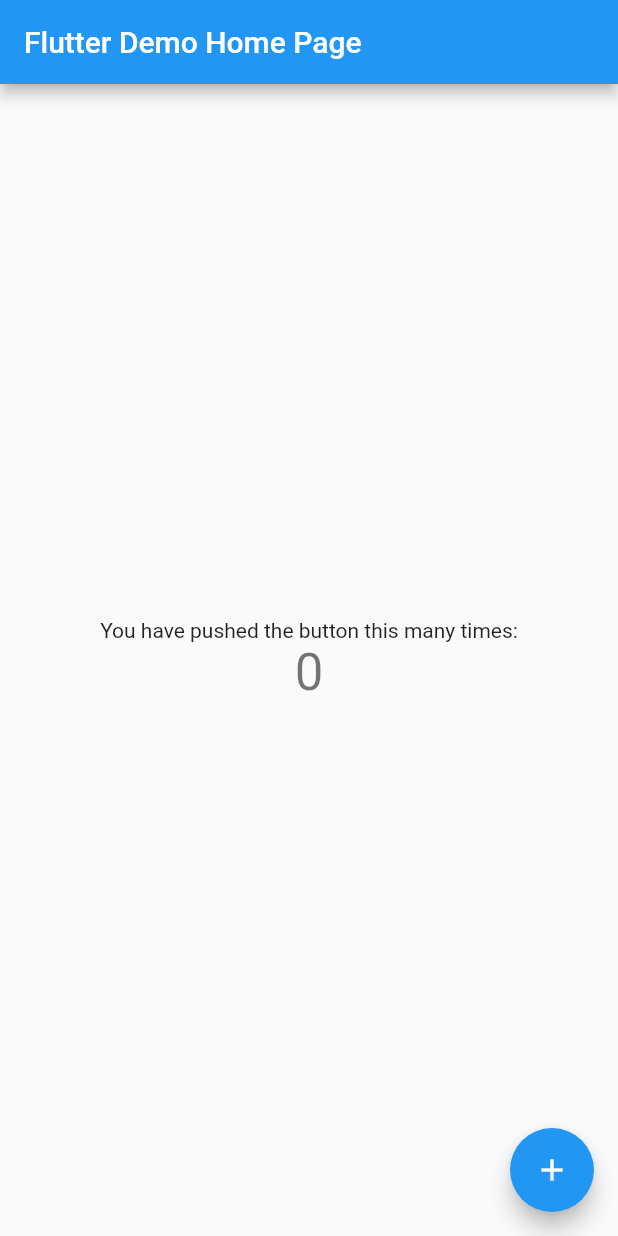
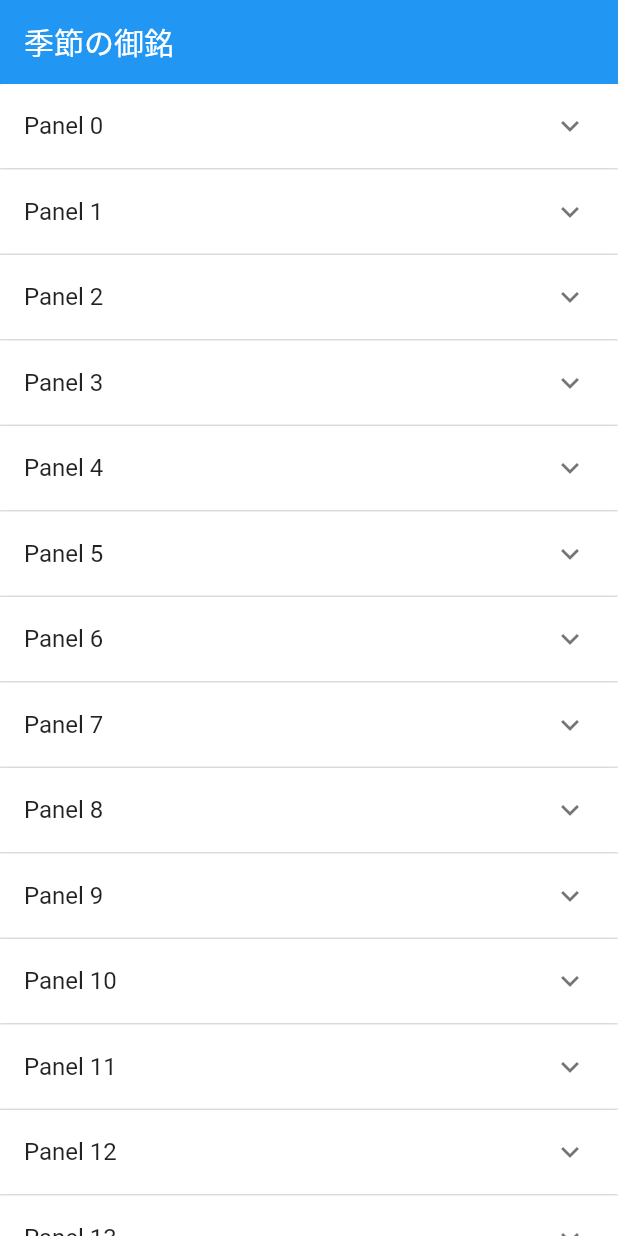
Before and after one commit to hmbl7graze/seasonal_inscription, a Flutter app: the screen it shows after launch, on a phone screen of 412 x 824 dp. Run offline on Flutter 3.47's test engine with Material 2 defaults, Android fonts, the phone set to English and light mode, and no system bars.

Commit message:
・下に移動したときにヘッダーが隠れるようにした。 ・リストを展開できるようにした。

```diff
--- a/lib/main.dart
+++ b/lib/main.dart
@@ -1,113 +1,96 @@
 import 'package:flutter/material.dart';
 
-void main() {
-  runApp(MyApp());
-}
+void main() => runApp(MyApp());
 
 class MyApp extends StatelessWidget {
-  // This widget is the root of your application.
   @override
   Widget build(BuildContext context) {
     return MaterialApp(
-      title: 'Flutter Demo',
-      theme: ThemeData(
-        // This is the theme of your application.
-        //
-        // Try running your application with "flutter run". You'll see the
-        // application has a blue toolbar. Then, without quitting the app, try
-        // changing the primarySwatch below to Colors.green and then invoke
-        // "hot reload" (press "r" in the console where you ran "flutter run",
-        // or simply save your changes to "hot reload" in a Flutter IDE).
-        // Notice that the counter didn't reset back to zero; the application
-        // is not restarted.
-        primarySwatch: Colors.blue,
+      home: Scaffold(
+        body: CustomScrollView(
+          slivers: <Widget>[
+            const SliverAppBar(
+              floating: true,
+              title: Text('季節の御銘'),
+            ),
+            SliverList(
+              delegate: SliverChildBuilderDelegate(
+                    (BuildContext context, int index) {
+                  return const ExpansionStatefulWidget();
+                },
+                childCount: 1,
+                semanticIndexOffset: 2,
+              ),
+            ),
+          ],
+        ),
       ),
-      home: const MyHomePage(title: 'Flutter Demo Home Page'),
     );
   }
 }
 
-class MyHomePage extends StatefulWidget {
-  const MyHomePage({Key key, this.title}) : super(key: key);
+// stores ExpansionPanel state information
+class Item {
+  Item({
+    this.expandedValue,
+    this.headerValue,
+    this.isExpanded = false,
+  });
 
-  // This widget is the home page of your application. It is stateful, meaning
-  // that it has a State object (defined below) that contains fields that affect
-  // how it looks.
+  String expandedValue;
+  String headerValue;
+  bool isExpanded;
+}
 
-  // This class is the configuration for the state. It holds the values (in this
-  // case the title) provided by the parent (in this case the App widget) and
-  // used by the build method of the State. Fields in a Widget subclass are
-  // always marked "final".
+List<Item> generateItems(int numberOfItems) {
+  return List<Item>.generate(numberOfItems, (int index) {
+    return Item(
+      headerValue: 'Panel $index',
+      expandedValue: 'This is item number $index',
+    );
+  });
+}
 
-  final String title;
+class ExpansionStatefulWidget extends StatefulWidget {
+  const ExpansionStatefulWidget({Key key}) : super(key: key);
 
   @override
-  _MyHomePageState createState() => _MyHomePageState();
+  _ExpansionStatefulWidgetState createState()
+   => _ExpansionStatefulWidgetState();
 }
 
-class _MyHomePageState extends State<MyHomePage> {
-  int _counter = 0;
-
-  void _incrementCounter() {
-    setState(() {
-      // This call to setState tells the Flutter framework that something has
-      // changed in this State, which causes it to rerun the build method below
-      // so that the display can reflect the updated values. If we changed
-      // _counter without calling setState(), then the build method would not be
-      // called again, and so nothing would appear to happen.
-      _counter++;
-    });
-  }
+class _ExpansionStatefulWidgetState extends State<ExpansionStatefulWidget> {
+  final List<Item> _data = generateItems(50);
 
   @override
   Widget build(BuildContext context) {
-    // This method is rerun every time setState is called, for instance as done
-    // by the _incrementCounter method above.
-    //
-    // The Flutter framework has been optimized to make rerunning build methods
-    // fast, so that you can just rebuild anything that needs updating rather
-    // than having to individually change instances of widgets.
-    return Scaffold(
-      appBar: AppBar(
-        // Here we take the value from the MyHomePage object that was created by
-        // the App.build method, and use it to set our appbar title.
-        title: Text(widget.title),
+    return SingleChildScrollView(
+      child: Container(
+        child: _buildPanel(),
       ),
-      body: Center(
-        // Center is a layout widget. It takes a single child and positions it
-        // in the middle of the parent.
-        child: Column(
-          // Column is also a layout widget. It takes a list of children and
-          // arranges them vertically. By default, it sizes itself to fit its
-          // children horizontally, and tries to be as tall as its parent.
-          //
-          // Invoke "debug painting" (press "p" in the console, choose the
-          // "Toggle Debug Paint" action from the Flutter Inspector in Android
-          // Studio, or the "Toggle Debug Paint" command in Visual Studio Code)
-          // to see the wireframe for each widget.
-          //
-          // Column has various properties to control how it sizes itself and
-          // how it positions its children. Here we use mainAxisAlignment to
-          // center the children vertically; the main axis here is the vertical
-          // axis because Columns are vertical (the cross axis would be
-          // horizontal).
-          mainAxisAlignment: MainAxisAlignment.center,
-          children: <Widget>[
-            const Text(
-              'You have pushed the button this many times:',
-            ),
-            Text(
-              '$_counter',
-              style: Theme.of(context).textTheme.headline4,
-            ),
-          ],
-        ),
-      ),
-      floatingActionButton: FloatingActionButton(
-        onPressed: _incrementCounter,
-        tooltip: 'Increment',
-        child: const Icon(Icons.add),
-      ), // This trailing comma makes auto-formatting nicer for build methods.
+    );
+  }
+
+  Widget _buildPanel() {
+    return ExpansionPanelList(
+      expansionCallback: (int index, bool isExpanded) {
+        setState(() {
+          _data[index].isExpanded = !isExpanded;
+        });
+      },
+      children: _data.map<ExpansionPanel>((Item item) {
+        return ExpansionPanel(
+          headerBuilder: (BuildContext context, bool isExpanded) {
+            return ListTile(
+              title: Text(item.headerValue),
+            );
+          },
+          body: ListTile(
+              title: Text(item.expandedValue),
+          ),
+          isExpanded: item.isExpanded,
+        );
+      }).toList(),
     );
   }
 }
--- a/pubspec.yaml
+++ b/pubspec.yaml
@@ -25,10 +25,8 @@ dependencies:
   flutter:
     sdk: flutter
 
-
   # The following adds the Cupertino Icons font to your application.
   # Use with the CupertinoIcons class for iOS style icons.
-
 
 dev_dependencies:
   flutter_test:
```
